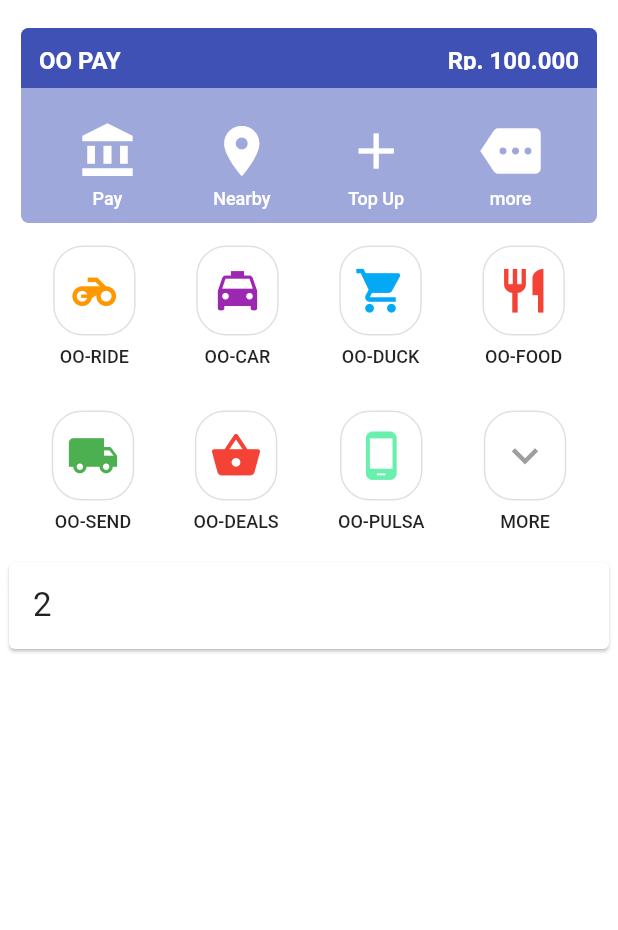
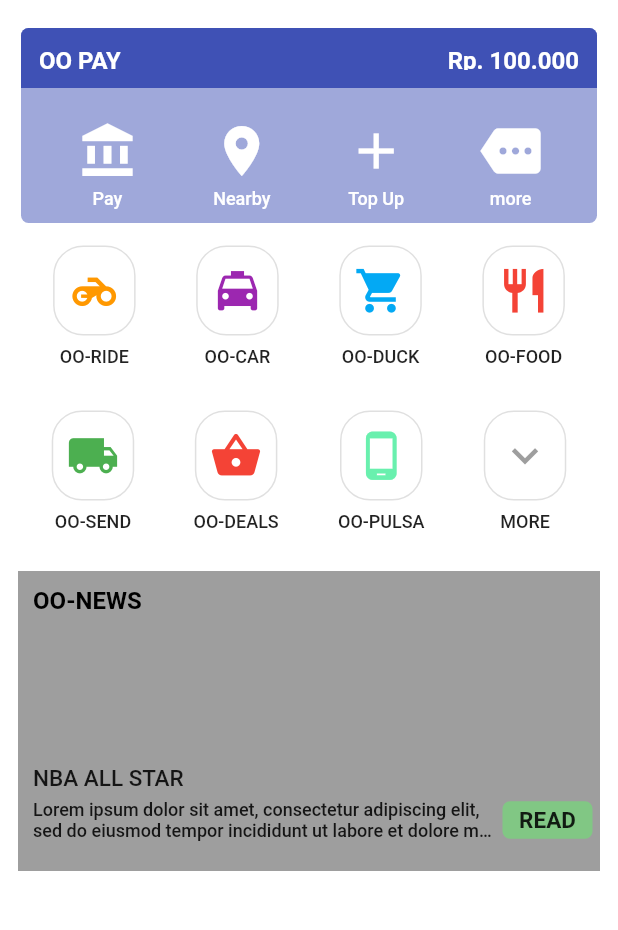
Before and after one commit to dickyboKa/OOJEK, a Flutter app: the screen it shows after launch, on a phone screen of 412 x 824 dp, the part 62-992 px from its top. Run offline on Flutter 3.47's test engine with Material 2 defaults, Android fonts, the phone set to English and light mode, and no system bars.

Commit message:
Early implementation of oojek news display

```diff
--- a/lib/oojek_list_view_screen.dart
+++ b/lib/oojek_list_view_screen.dart
@@ -1,18 +1,11 @@
 import 'package:flutter/material.dart';
 import 'package:copy_gojek/oopay_route.dart';
 import 'package:copy_gojek/oojek_menu_route.dart';
+import 'package:copy_gojek/oojek_news_route.dart';
 
 class OojekListViewScreen extends StatelessWidget {
-  /*
-  Widget _buildNewsWidget() {
-    return ListView.builder(
-      itemCount: 15,
-      itemBuilder: (BuildContext context, int index) {
-        return
-      },
-    );
-  }
-  */
+
+  String loremIpsum = "Lorem ipsum dolor sit amet, consectetur adipiscing elit, sed do eiusmod tempor incididunt ut labore et dolore magna aliqua";
   Widget _buildCatgeoryWidget() {
     return ListView.builder(
       itemCount: 3,
@@ -22,12 +15,19 @@ class OojekListViewScreen extends StatelessWidget {
         } else if(index == 1){
           return OojekMenuRoute();
         } else {
+          return OojekNewsRoute(
+            newsContent: loremIpsum,
+            backgroundImage: Colors.grey,
+            newsTitle: "NBA ALL STAR",
+          );
+          /*
           return Card(
             child: Padding(
                 padding: EdgeInsets.all(16.0),
                 child:
                     Text(index.toString(), style: TextStyle(fontSize: 22.0))),
           );
+          */
         }
       },
     );
--- a/lib/oojek_menu_route.dart
+++ b/lib/oojek_menu_route.dart
@@ -60,7 +60,7 @@ class OojekMenuRoute extends StatelessWidget {
   Widget build(BuildContext context) {
     return Container(
         padding: EdgeInsets.all(8.0),
-        height: 220,
+        height: 230,
         child: Column(
           children: <Widget>[firstMenu(), secondMenu()],
         ));
--- /dev/null
+++ b/lib/oojek_news_route.dart
@@ -0,0 +1,84 @@
+import 'package:flutter/material.dart';
+
+class OojekNewsRoute extends StatelessWidget {
+  final String newsTitle;
+  final String newsContent;
+  final Color backgroundImage;
+
+  const OojekNewsRoute(
+      {Key key,
+      @required this.newsContent,
+      @required this.backgroundImage,
+      @required this.newsTitle})
+      : assert(newsContent != null),
+        assert(backgroundImage != null),
+        assert(newsTitle != null),
+        super(key: key);
+
+  @override
+  Widget build(BuildContext context) {
+    return Container(
+        height: 200,
+        padding: EdgeInsets.only(left: 10.0, right: 10.0),
+        child: Container(
+            color: backgroundImage,
+            child: Column(
+              crossAxisAlignment: CrossAxisAlignment.start,
+              children: <Widget>[
+                Padding(
+                    padding: EdgeInsets.only(left: 10.0, top: 10.0),
+                    child: Text("OO-NEWS",
+                        textAlign: TextAlign.right,
+                        style: TextStyle(
+                            fontWeight: FontWeight.bold,
+                            color: Colors.black,
+                            fontSize: 16.0))),
+                Padding(
+                    padding:
+                        EdgeInsets.only(left: 10.0, top: 100.0, bottom: 5.0),
+                    child: Text(newsTitle,
+                        textAlign: TextAlign.right,
+                        style: TextStyle(
+                            fontWeight: FontWeight.w500,
+                            color: Colors.black87,
+                            fontSize: 15.0))),
+                Padding(
+                    padding: EdgeInsets.only(left: 10.0, bottom: 5.0),
+                    child: Row(
+                      children: <Widget>[
+                        Expanded(
+                            child: Text(newsContent,
+                                textAlign: TextAlign.left,
+                                overflow: TextOverflow.ellipsis,
+                                maxLines: 2,
+                                style: TextStyle(
+                                    fontWeight: FontWeight.w500,
+                                    color: Colors.black87,
+                                    fontSize: 12.0))),
+                        Container(
+                          width: 70.0,
+                          height: 25.0,
+                          padding: EdgeInsets.only(
+                            left: 5.0,
+                            right: 5.0,
+                          ),
+                          child: Container(
+                              decoration: BoxDecoration(
+                                borderRadius:
+                                    BorderRadius.all(Radius.circular(5.0)),
+                                color: Colors.green[300],
+                              ),
+                              padding: EdgeInsets.only(top: 4.0),
+                              child: Text("READ",
+                                  textAlign: TextAlign.center,
+                                  style: TextStyle(
+                                      fontWeight: FontWeight.bold,
+                                      color: Colors.black87,
+                                      fontSize: 15.0))),
+                        )
+                      ],
+                    ))
+              ],
+            )));
+  }
+}
```
